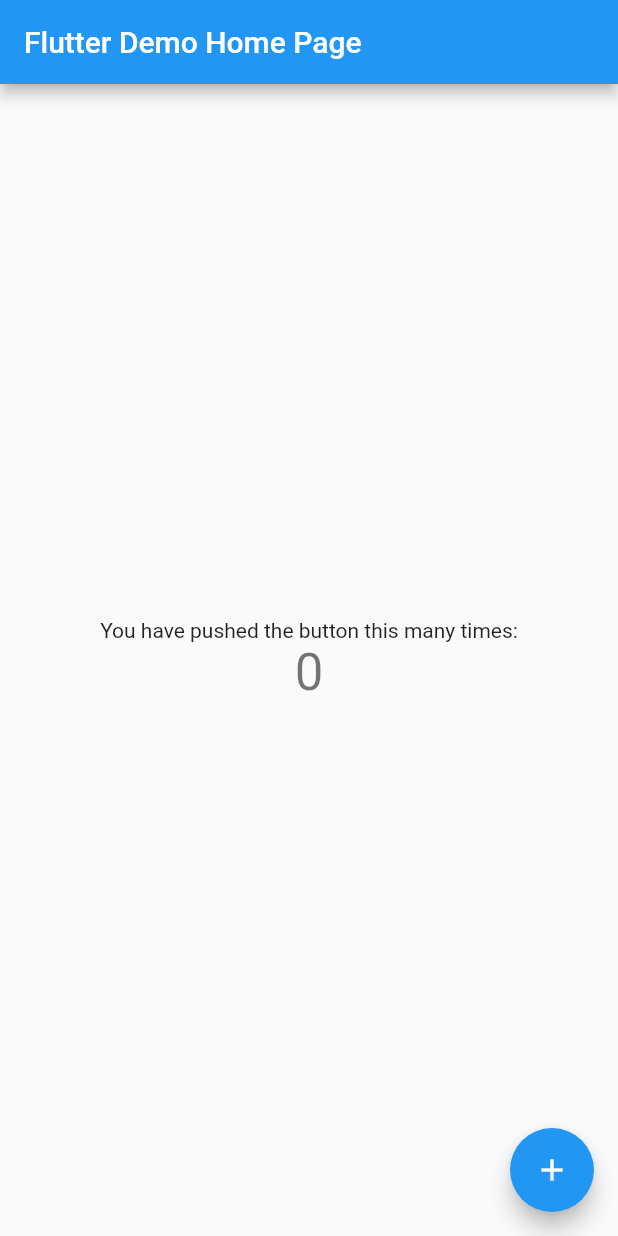
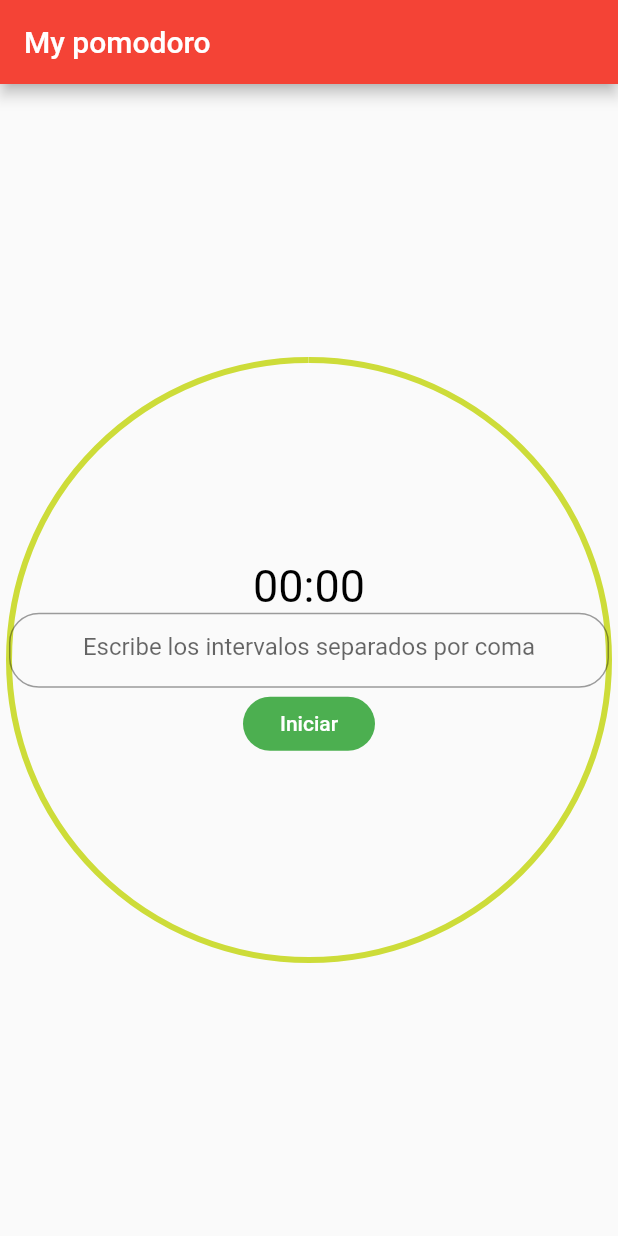
Before and after one commit to jersy96/my_pomodoro, a Flutter app: the screen it shows after launch, on a phone screen of 412 x 824 dp. Run offline on Flutter 3.47's test engine with Material 2 defaults, Android fonts, the phone set to English and light mode, and no system bars.

Commit message:
Create the pomodoro widget

```diff
--- a/lib/main.dart
+++ b/lib/main.dart
@@ -1,47 +1,26 @@
 import 'package:flutter/material.dart';
+import 'dart:async';
 
 void main() {
   runApp(MyApp());
 }
 
 class MyApp extends StatelessWidget {
-  // This widget is the root of your application.
   @override
   Widget build(BuildContext context) {
     return MaterialApp(
-      title: 'Flutter Demo',
+      title: 'My pomodoro',
       theme: ThemeData(
-        // This is the theme of your application.
-        //
-        // Try running your application with "flutter run". You'll see the
-        // application has a blue toolbar. Then, without quitting the app, try
-        // changing the primarySwatch below to Colors.green and then invoke
-        // "hot reload" (press "r" in the console where you ran "flutter run",
-        // or simply save your changes to "hot reload" in a Flutter IDE).
-        // Notice that the counter didn't reset back to zero; the application
-        // is not restarted.
-        primarySwatch: Colors.blue,
-        // This makes the visual density adapt to the platform that you run
-        // the app on. For desktop platforms, the controls will be smaller and
-        // closer together (more dense) than on mobile platforms.
+        primarySwatch: Colors.red,
         visualDensity: VisualDensity.adaptivePlatformDensity,
       ),
-      home: MyHomePage(title: 'Flutter Demo Home Page'),
+      home: MyHomePage(title: 'My pomodoro'),
     );
   }
 }
 
 class MyHomePage extends StatefulWidget {
   MyHomePage({Key key, this.title}) : super(key: key);
-
-  // This widget is the home page of your application. It is stateful, meaning
-  // that it has a State object (defined below) that contains fields that affect
-  // how it looks.
-
-  // This class is the configuration for the state. It holds the values (in this
-  // case the title) provided by the parent (in this case the App widget) and
-  // used by the build method of the State. Fields in a Widget subclass are
-  // always marked "final".
 
   final String title;
 
@@ -50,68 +29,169 @@
 }
 
 class _MyHomePageState extends State<MyHomePage> {
-  int _counter = 0;
+  @override
+  Widget build(BuildContext context) {
+    return Scaffold(
+      appBar: AppBar(
+        title: Text(widget.title),
+      ),
+      body: Center(
+        child: Column(
+          mainAxisAlignment: MainAxisAlignment.center,
+          children: <Widget>[
+            Pomodoro(),
+          ],
+        ),
+      ),
+    );
+  }
+}
 
-  void _incrementCounter() {
+class Pomodoro extends StatefulWidget {
+  Pomodoro({Key key}) : super(key: key);
+
+  @override
+  _PomodoroState createState() => _PomodoroState();
+}
+
+class _PomodoroState extends State<Pomodoro> {
+  static final TextStyle _timeTextStyle =
+      TextStyle(color: Colors.black, fontSize: 30);
+
+  List<int> _durationOptions;
+  String _textFieldValue;
+  Duration _tick;
+  String _displayTime;
+  Timer _currentTimer;
+  int _currentDurationIndex;
+  Duration _currentCountdown;
+
+  @override
+  void initState() {
     setState(() {
-      // This call to setState tells the Flutter framework that something has
-      // changed in this State, which causes it to rerun the build method below
-      // so that the display can reflect the updated values. If we changed
-      // _counter without calling setState(), then the build method would not be
-      // called again, and so nothing would appear to happen.
-      _counter++;
+      _tick = Duration(milliseconds: 100);
+      _displayTime = '00:00';
+      _currentDurationIndex = 0;
+      _durationOptions = <int>[];
     });
+    super.initState();
   }
 
   @override
   Widget build(BuildContext context) {
-    // This method is rerun every time setState is called, for instance as done
-    // by the _incrementCounter method above.
-    //
-    // The Flutter framework has been optimized to make rerunning build methods
-    // fast, so that you can just rebuild anything that needs updating rather
-    // than having to individually change instances of widgets.
-    return Scaffold(
-      appBar: AppBar(
-        // Here we take the value from the MyHomePage object that was created by
-        // the App.build method, and use it to set our appbar title.
-        title: Text(widget.title),
-      ),
-      body: Center(
-        // Center is a layout widget. It takes a single child and positions it
-        // in the middle of the parent.
-        child: Column(
-          // Column is also a layout widget. It takes a list of children and
-          // arranges them vertically. By default, it sizes itself to fit its
-          // children horizontally, and tries to be as tall as its parent.
-          //
-          // Invoke "debug painting" (press "p" in the console, choose the
-          // "Toggle Debug Paint" action from the Flutter Inspector in Android
-          // Studio, or the "Toggle Debug Paint" command in Visual Studio Code)
-          // to see the wireframe for each widget.
-          //
-          // Column has various properties to control how it sizes itself and
-          // how it positions its children. Here we use mainAxisAlignment to
-          // center the children vertically; the main axis here is the vertical
-          // axis because Columns are vertical (the cross axis would be
-          // horizontal).
+    return Stack(
+      alignment: AlignmentDirectional.center,
+      children: <Widget>[
+        SizedBox(
+          height: 400,
+          width: 400,
+          child: CircularProgressIndicator(
+            value: _calculateProgress(),
+            valueColor: AlwaysStoppedAnimation<Color>(Colors.lime),
+          ),
+        ),
+        Column(
           mainAxisAlignment: MainAxisAlignment.center,
           children: <Widget>[
-            Text(
-              'You have pushed the button this many times:',
+            Row(
+              mainAxisAlignment: MainAxisAlignment.center,
+              children: <Widget>[
+                Text(
+                  _displayTime,
+                  style: _timeTextStyle,
+                ),
+              ],
             ),
-            Text(
-              '$_counter',
-              style: Theme.of(context).textTheme.headline4,
+            Row(
+              mainAxisAlignment: MainAxisAlignment.center,
+              children: <Widget>[
+                SizedBox(
+                  height: 50,
+                  width: 400,
+                  child: TextField(
+                    textAlign: TextAlign.center,
+                    decoration: InputDecoration(
+                        border: OutlineInputBorder(
+                            borderRadius: BorderRadius.circular(20)),
+                        hintText: 'Escribe los intervalos separados por coma'),
+                    onChanged: (text) {
+                      _textFieldValue = text;
+                    },
+                  ),
+                ),
+              ],
+            ),
+            Row(
+              mainAxisAlignment: MainAxisAlignment.center,
+              children: <Widget>[
+                FlatButton(
+                  color: Colors.green,
+                  textColor: Colors.white,
+                  child: Text('Iniciar'),
+                  shape: StadiumBorder(),
+                  onPressed: () => onStartButtonPressed(context),
+                )
+              ],
             ),
           ],
         ),
-      ),
-      floatingActionButton: FloatingActionButton(
-        onPressed: _incrementCounter,
-        tooltip: 'Increment',
-        child: Icon(Icons.add),
-      ), // This trailing comma makes auto-formatting nicer for build methods.
+      ],
     );
   }
+
+  void onStartButtonPressed(BuildContext context) {
+    _durationOptions = getDurationOptionsFromField();
+    startNextTimer();
+  }
+
+  void startTimer(Duration duration) {
+    DateTime endTime = DateTime.now().add(duration);
+    _currentTimer = Timer.periodic(_tick, (Timer timer) {
+      setState(() {
+        _currentCountdown = endTime.difference(DateTime.now());
+        _displayTime = _generateDisplayTime(_currentCountdown);
+        if (DateTime.now().isAfter(endTime)) {
+          stopTimer();
+          startNextTimer();
+        }
+      });
+    });
+  }
+
+  void stopTimer() => setState(() {
+        _currentTimer.cancel();
+      });
+
+  List<int> getDurationOptionsFromField() {
+    List<String> durationOptionStrings = _textFieldValue?.split(',');
+    return durationOptionStrings?.map(int.parse)?.toList();
+  }
+
+  String _generateDisplayTime(Duration time) {
+    int minutes = time.inMinutes;
+    int seconds = (time.inSeconds - (time.inMinutes * 60));
+    return '$minutes:${seconds.toString().padLeft(2, '0')}';
+  }
+
+  double _calculateProgress() {
+    Duration duration = getCurrentDuration();
+    if (duration == null) {
+      return 1;
+    }
+    return _currentCountdown.inMilliseconds / duration.inMilliseconds;
+  }
+
+  void startNextTimer() {
+    _currentDurationIndex =
+        (_currentDurationIndex + 1) % _durationOptions.length;
+    startTimer(getCurrentDuration());
+  }
+
+  Duration getCurrentDuration() {
+    if (_durationOptions.isEmpty) {
+      return null;
+    }
+    int durationValue = _durationOptions[_currentDurationIndex];
+    return Duration(minutes: durationValue);
+  }
 }
```
